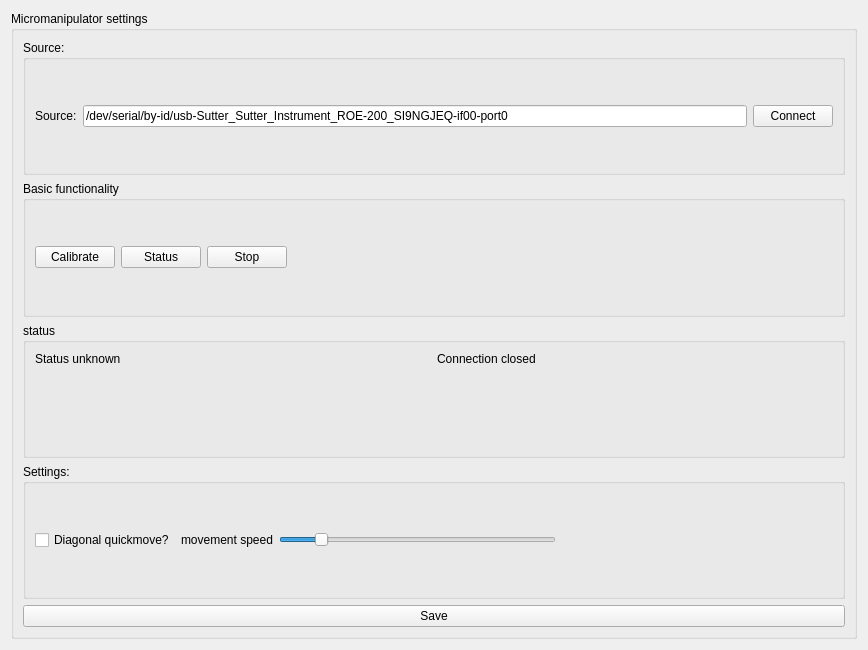
Before: the Qt Designer form plugins/Sutter/Sutter_settingsWidget.ui in pyIVLS/pyIVLS, drawn with Qt 5.
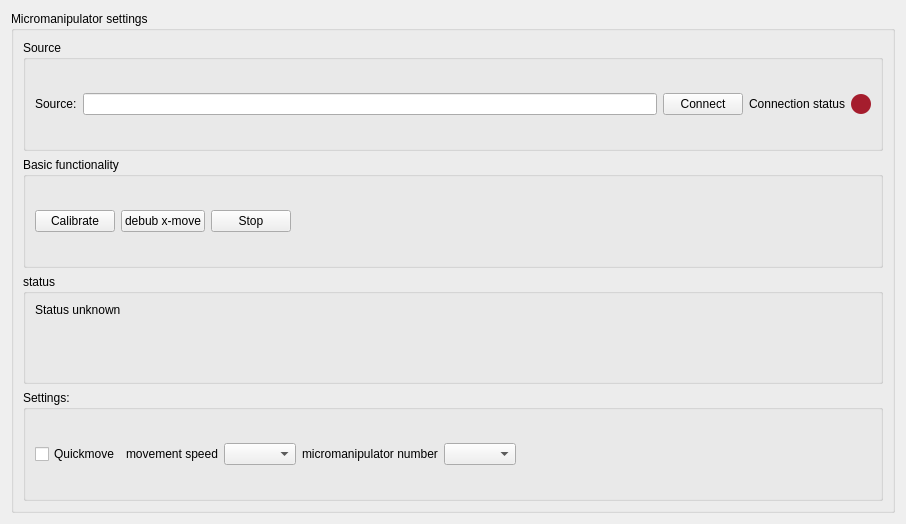
After: the same form once the commit is applied.

Commit message: Sutter & main GUI MDI widget reloading. (#96)

What changed in the file:
```diff
--- a/plugins/Sutter/Sutter_settingsWidget.ui
+++ b/plugins/Sutter/Sutter_settingsWidget.ui
@@ -6,8 +6,8 @@
    <rect>
     <x>0</x>
     <y>0</y>
-    <width>868</width>
-    <height>650</height>
+    <width>906</width>
+    <height>524</height>
    </rect>
   </property>
   <property name="sizePolicy">
@@ -29,7 +29,7 @@
       <item>
        <widget class="QGroupBox" name="sourceBox">
         <property name="title">
-         <string>Source:</string>
+         <string>Source</string>
         </property>
         <layout class="QHBoxLayout" name="horizontalLayout">
          <item>
@@ -42,7 +42,7 @@
          <item>
           <widget class="QLineEdit" name="sourceInput">
            <property name="text">
-            <string>/dev/serial/by-id/usb-Sutter_Sutter_Instrument_ROE-200_SI9NGJEQ-if00-port0</string>
+            <string/>
            </property>
           </widget>
          </item>
@@ -53,6 +53,35 @@
            </property>
           </widget>
          </item>
+         <item>
+          <widget class="QLabel" name="label">
+           <property name="text">
+            <string>Connection status</string>
+           </property>
+           <property name="alignment">
+            <set>Qt::AlignmentFlag::AlignRight|Qt::AlignmentFlag::AlignTrailing|Qt::AlignmentFlag::AlignVCenter</set>
+           </property>
+          </widget>
+         </item>
+         <item>
+          <widget class="QLabel" name="connectionIndicator">
+           <property name="maximumSize">
+            <size>
+             <width>20</width>
+             <height>20</height>
+            </size>
+           </property>
+           <property name="styleSheet">
+            <string notr="true">border-radius: 10px;
+background-color:rgb(165, 29, 45);
+min-height: 20px;
+min-width: 20px;</string>
+           </property>
+           <property name="text">
+            <string/>
+           </property>
+          </widget>
+         </item>
         </layout>
        </widget>
       </item>
@@ -72,7 +101,7 @@
          <item>
           <widget class="QPushButton" name="statusButton">
            <property name="text">
-            <string>Status</string>
+            <string>debub x-move</string>
            </property>
           </widget>
          </item>
@@ -111,17 +140,7 @@
             <string>Status unknown</string>
            </property>
            <property name="alignment">
-            <set>Qt::AlignLeading|Qt::AlignLeft|Qt::AlignTop</set>
-           </property>
-          </widget>
-         </item>
-         <item>
-          <widget class="QLabel" name="connectionLabel">
-           <property name="text">
-            <string>Connection closed</string>
-           </property>
-           <property name="alignment">
-            <set>Qt::AlignLeading|Qt::AlignLeft|Qt::AlignTop</set>
+            <set>Qt::AlignmentFlag::AlignLeading|Qt::AlignmentFlag::AlignLeft|Qt::AlignmentFlag::AlignTop</set>
            </property>
           </widget>
          </item>
@@ -137,7 +156,7 @@
          <item>
           <widget class="QCheckBox" name="quickBox">
            <property name="text">
-            <string>Diagonal quickmove?</string>
+            <string>Quickmove</string>
            </property>
           </widget>
          </item>
@@ -152,18 +171,18 @@
           </widget>
          </item>
          <item>
-          <widget class="QSlider" name="speedSlider">
-           <property name="maximum">
-            <number>15</number>
+          <widget class="QComboBox" name="speedComboBox"/>
+         </item>
+         <item>
+          <widget class="QLabel" name="label_2">
+           <property name="text">
+            <string>micromanipulator number</string>
            </property>
-           <property name="value">
-            <number>2</number>
-           </property>
-           <property name="orientation">
-            <enum>Qt::Horizontal</enum>
-           </property>
           </widget>
          </item>
+         <item>
+          <widget class="QComboBox" name="devnumCombo"/>
+         </item>
          <item>
           <spacer name="horizontalSpacer">
            <property name="orientation">
@@ -180,13 +199,6 @@
         </layout>
        </widget>
       </item>
-      <item>
-       <widget class="QPushButton" name="saveButton">
-        <property name="text">
-         <string>Save</string>
-        </property>
-       </widget>
-      </item>
      </layout>
     </widget>
    </item>
```
Left out of the diff: 6 changed lines with no effect on the pictures. The commit also changes 17 other files.
